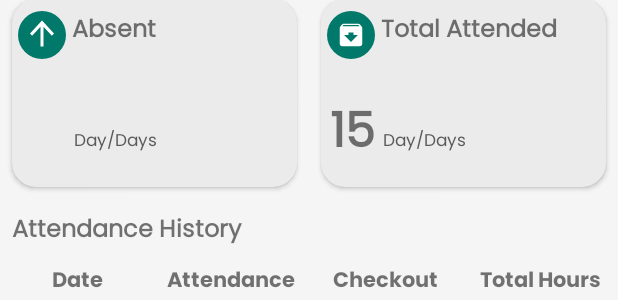
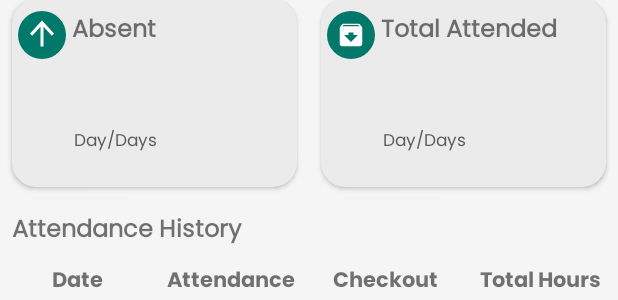
Before and after one commit to ErlPrtm/capstone_project, an Android app: the layout fragment_home.xml on its own in the app's theme, with its tools: preview values and no code run, on a phone screen of 412 x 824 dp. Shown: the part 474-774 px from the top of the screen. Run offline under Robolectric (Android 15) with nearby library versions, the phone set to English and light mode, and no system bars.

Commit message:
Refactor attendance viewmodel serta finishing layout fragment_home.xml

```diff
--- a/app/src/main/java/com/capstoneproject/aji/ui/attendance/AttendanceViewModel.kt
+++ b/app/src/main/java/com/capstoneproject/aji/viewmodel/attendance/AttendanceViewModel.kt
@@ -1,4 +1,4 @@
-package com.capstoneproject.aji.ui.attendance
+package com.capstoneproject.aji.viewmodel.attendance
 
 import androidx.lifecycle.ViewModel
 import androidx.lifecycle.viewModelScope
--- a/app/src/main/java/com/capstoneproject/aji/ui/attendance/AttendanceViewModelFactory.kt
+++ b/app/src/main/java/com/capstoneproject/aji/viewmodel/attendance/AttendanceViewModelFactory.kt
@@ -1,4 +1,4 @@
-package com.capstoneproject.aji.ui.attendance
+package com.capstoneproject.aji.viewmodel.attendance
 
 import androidx.lifecycle.ViewModel
 import androidx.lifecycle.ViewModelProvider
--- a/app/src/main/res/layout/fragment_home.xml
+++ b/app/src/main/res/layout/fragment_home.xml
@@ -293,7 +293,6 @@
                             android:layout_marginStart="6dp"
                             android:layout_marginTop="64dp"
                             android:fontFamily="@font/poppins_regular"
-                            android:text="@string/days_total_attended"
                             android:textSize="32sp"
                             android:textStyle="bold"
                             app:layout_constraintStart_toStartOf="parent"
```
